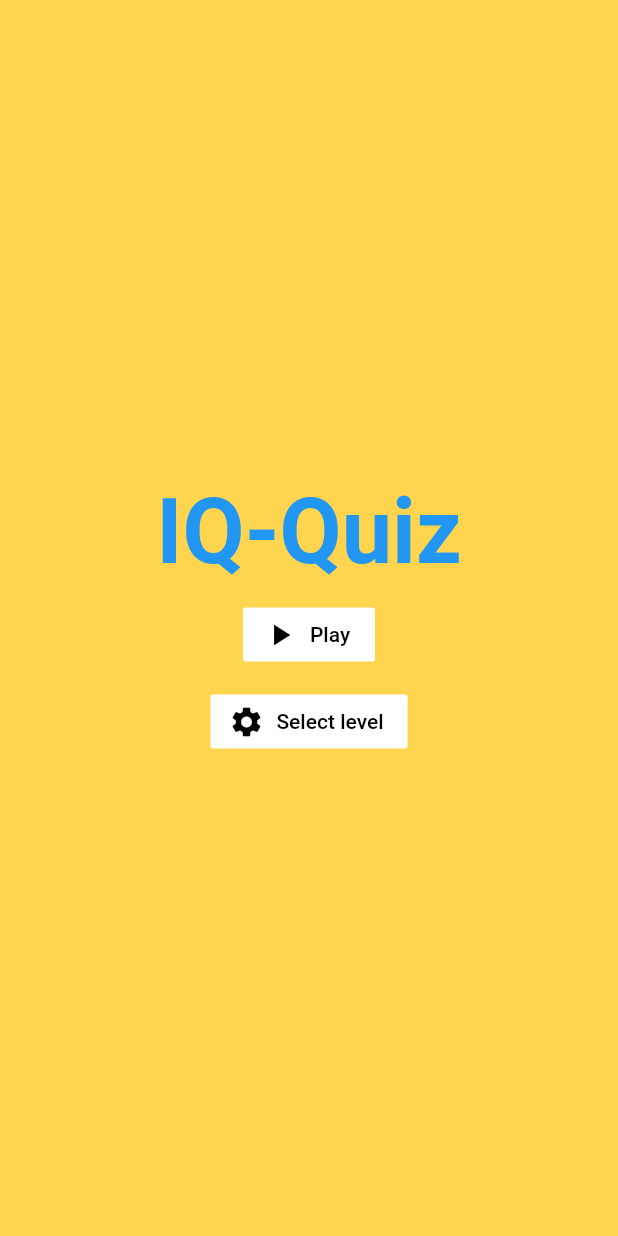
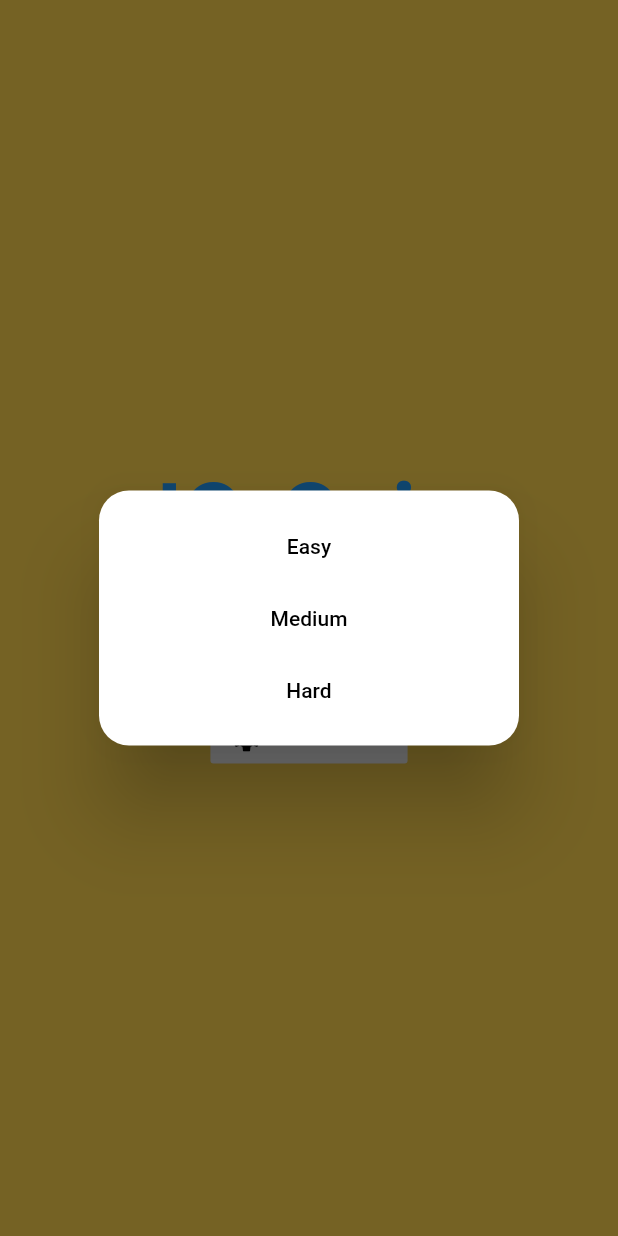
Before and after one commit to mahendra022/Quiz-Application, a Flutter app: the screen it shows after launch, after a tap on "Select level", on a phone screen of 412 x 824 dp. Run offline on Flutter 3.47's test engine with Material 2 defaults, Android fonts, the phone set to English and light mode, and no system bars; Roboto replaces fonts that are missing (Sen).

Commit message:
add box modal in home page for select level questions

```diff
--- a/lib/screen/home_page.dart
+++ b/lib/screen/home_page.dart
@@ -38,6 +38,7 @@ class _HomePageState extends State<HomePage> {
       children: [
         Center(
             child: Container(
+          margin: const EdgeInsets.only(top: 20),
           child: FlatButton.icon(
             onPressed: () {
               _onLoading();
@@ -58,7 +59,7 @@ class _HomePageState extends State<HomePage> {
           margin: const EdgeInsets.only(top: 10),
           child: FlatButton.icon(
             onPressed: () {
-              print("Setting");
+              _showModalDialog(context);
             },
             label: Text(
               "Select level",
@@ -73,6 +74,69 @@ class _HomePageState extends State<HomePage> {
         )),
       ],
     );
+  }
+
+  _showModalDialog(context) {
+    showDialog(
+        context: context,
+        builder: (BuildContext context) {
+          return Dialog(
+              shape: RoundedRectangleBorder(
+                  borderRadius: BorderRadius.circular(20.0)),
+              child: Container(
+                constraints: BoxConstraints(maxHeight: 170, maxWidth: 40),
+                child: Padding(
+                    padding: const EdgeInsets.all(12.0),
+                    child: Column(
+                      mainAxisAlignment: MainAxisAlignment.center,
+                      crossAxisAlignment: CrossAxisAlignment.start,
+                      children: [
+                        Center(
+                            child: Container(
+                          child: FlatButton(
+                            onPressed: () {
+                              _onLoading();
+                            },
+                            child: Text(
+                              "Easy",
+                              style: TextStyle(
+                                  color: Colors.black, fontFamily: "Sen"),
+                            ),
+                            color: Colors.white,
+                          ),
+                        )),
+                        Center(
+                            child: Container(
+                          child: FlatButton(
+                            onPressed: () {
+                              _onLoading();
+                            },
+                            child: Text(
+                              "Medium",
+                              style: TextStyle(
+                                  color: Colors.black, fontFamily: "Sen"),
+                            ),
+                            color: Colors.white,
+                          ),
+                        )),
+                        Center(
+                            child: Container(
+                          child: FlatButton(
+                            onPressed: () {
+                              _onLoading();
+                            },
+                            child: Text(
+                              "Hard",
+                              style: TextStyle(
+                                  color: Colors.black, fontFamily: "Sen"),
+                            ),
+                            color: Colors.white,
+                          ),
+                        )),
+                      ],
+                    )),
+              ));
+        });
   }
 
   Widget build(BuildContext context) {
```
